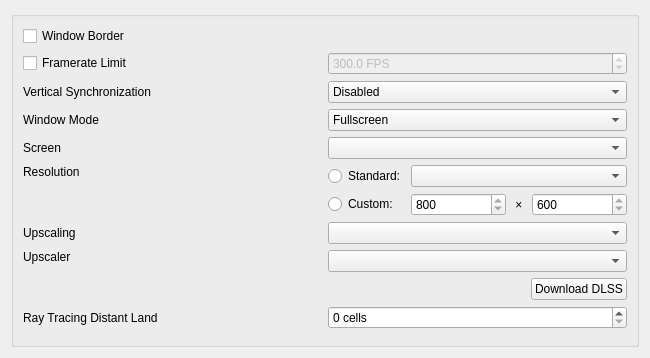
First picture: the form in apps/launcher/ui/graphicspage.ui, repository xorza/openmw-rtx, before the edit.
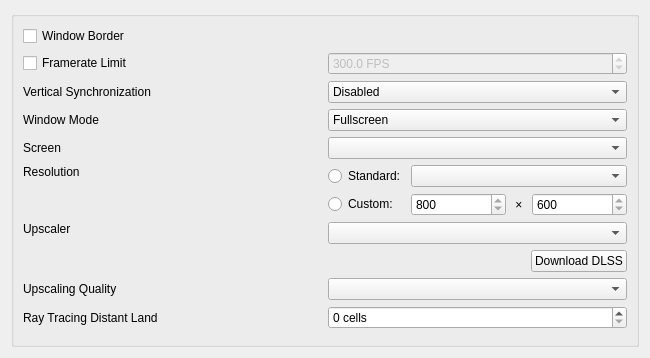
Second picture: the form after the edit.

Commit message: Choose the upscaler as off, FSR or DLSS, and its quality from the five modes

Diff of the .ui file:
```diff
--- a/apps/launcher/ui/graphicspage.ui
+++ b/apps/launcher/ui/graphicspage.ui
@@ -186,20 +186,6 @@
          </widget>
         </item>
         <item row="8" column="0">
-         <widget class="QLabel" name="rayTracingUpscaleLabel">
-          <property name="text">
-           <string>Upscaling</string>
-          </property>
-         </widget>
-        </item>
-        <item row="8" column="1">
-         <widget class="QComboBox" name="rayTracingUpscaleComboBox">
-          <property name="toolTip">
-           <string>How many pixels the ray tracer traces. Off and Native trace every pixel; Native also uses the upscaler as anti-aliasing. The other modes trace fewer pixels and upscale the frame.</string>
-          </property>
-         </widget>
-        </item>
-        <item row="9" column="0">
          <widget class="QLabel" name="rayTracingUpscalerLabel">
           <property name="text">
            <string>Upscaler</string>
@@ -209,7 +195,7 @@
           </property>
          </widget>
         </item>
-        <item row="9" column="1">
+        <item row="8" column="1">
          <layout class="QVBoxLayout" name="upscalerLayout">
           <item>
            <widget class="QComboBox" name="rayTracingUpscalerComboBox">
@@ -253,6 +239,20 @@
           </item>
          </layout>
         </item>
+        <item row="9" column="0">
+         <widget class="QLabel" name="rayTracingUpscaleLabel">
+          <property name="text">
+           <string>Upscaling Quality</string>
+          </property>
+         </widget>
+        </item>
+        <item row="9" column="1">
+         <widget class="QComboBox" name="rayTracingUpscaleComboBox">
+          <property name="toolTip">
+           <string>How many pixels the ray tracer traces. Native traces every pixel and uses the upscaler as anti-aliasing; the other modes trace fewer pixels and upscale the frame. Waits while the upscaler is off.</string>
+          </property>
+         </widget>
+        </item>
         <item row="10" column="0">
          <widget class="QLabel" name="rayTracingDistantLandLabel">
           <property name="text">
```
Left out of the diff: 2 changed lines with no effect on the pictures. The commit also changes 56 other files.
